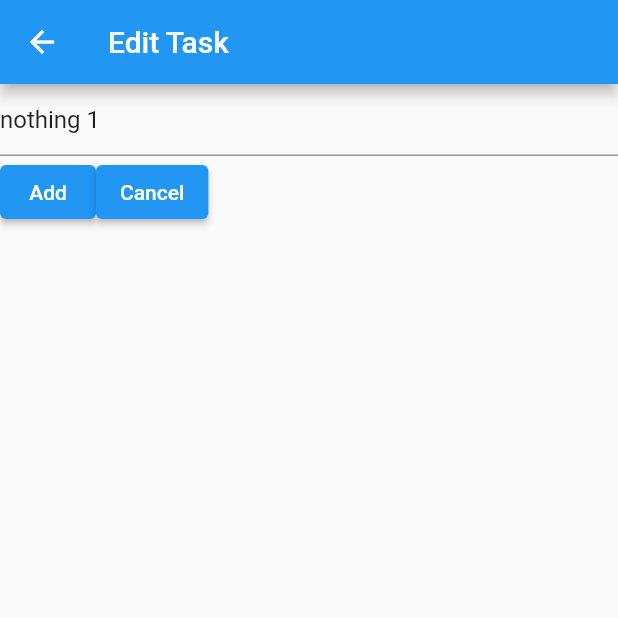
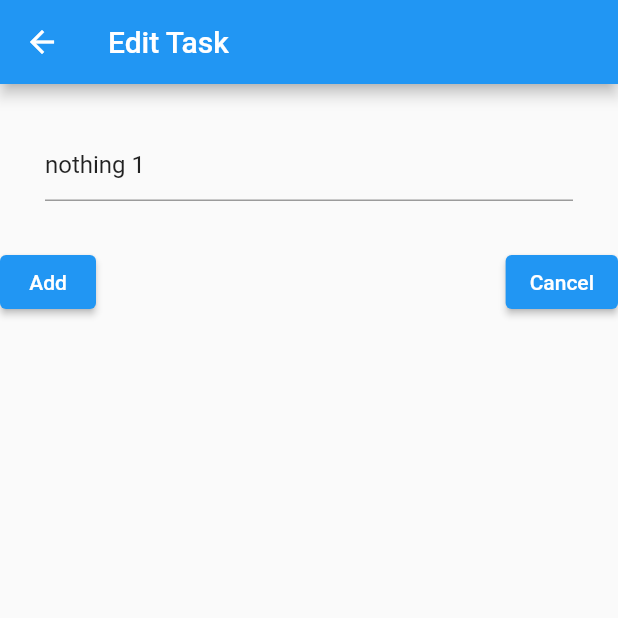
Before and after one commit to EveryoneHATEme/ToDoApp, a Flutter app: the screen it shows after launch, after a tap on "nothing 1", on a phone screen of 412 x 824 dp, the top half of it. Run offline on Flutter 3.47's test engine with Material 2 defaults, Android fonts, the phone set to English and light mode, and no system bars.

Commit message:
Bad attempt to add padding

```diff
--- a/lib/EditTaskPage.dart
+++ b/lib/EditTaskPage.dart
@@ -15,16 +15,19 @@ class EditTaskPage extends StatelessWidget {
         title: const Text('Edit Task')
       ),
       body: Column(
-        crossAxisAlignment: CrossAxisAlignment.start,
         children: <Widget>[
-          TextField(
-            controller: textController,
+          Padding(
+            padding: const EdgeInsets.all(30),
+            child: TextField(
+              controller: textController,
+            ),
           ),
           Row(
+            mainAxisAlignment: MainAxisAlignment.spaceBetween,
             children: <Widget>[
               ElevatedButton(
                 onPressed: () => _returnChanges(context),
-                child: const Text('Add')
+                child: const Text('Add'),
               ),
               ElevatedButton(
                 onPressed: () => _returnWithoutChanges(context),
```
